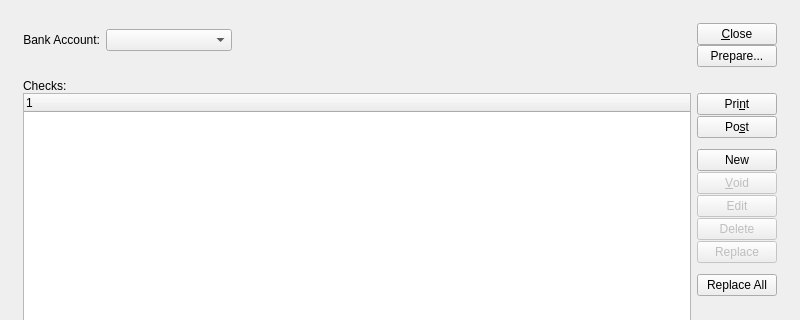
Pegasus-RPG/xtuple-client, file guiclient/viewCheckRun.ui: the form before one commit; both pictures show x 0 to 800 and y 0 to 320 of the 800 by 600 pixel window.
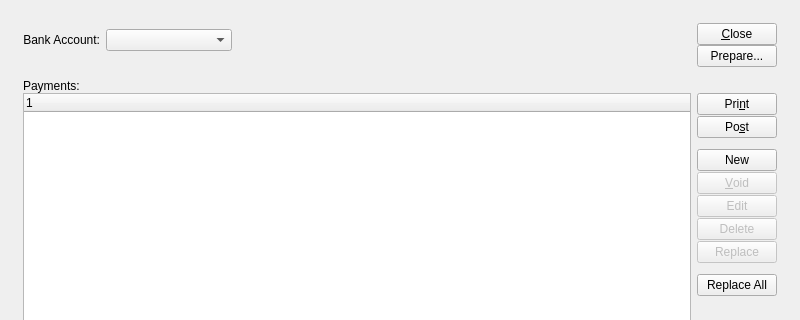
The form after the commit. Custom widgets are drawn as their Qt base class.

```diff
--- a/guiclient/viewCheckRun.ui
+++ b/guiclient/viewCheckRun.ui
@@ -179,7 +179,7 @@
           <item>
            <widget class="QLabel" name="_checksLit" >
             <property name="text" >
-             <string>Checks:</string>
+             <string>Payments:</string>
             </property>
            </widget>
           </item>
```
Left out of the diff: 2 changed lines with no effect on the pictures.
